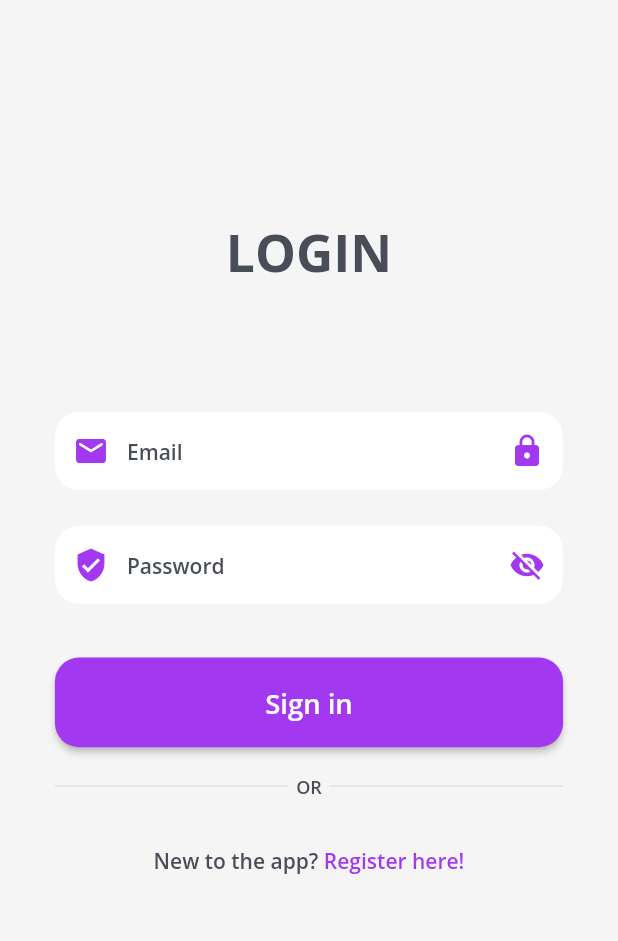
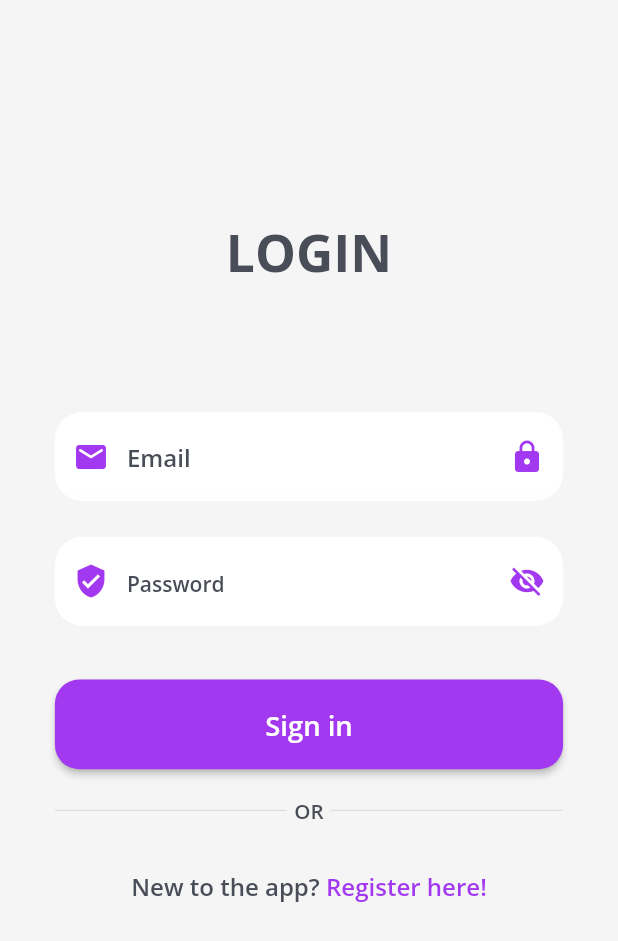
Before and after one commit to nishchalsangai/speech_to_text_flutter_app, a Flutter app: the screen it shows after launch, on a phone screen of 412 x 824 dp. Shown: the top 941 px of the screen. Run offline on Flutter 3.47's test engine with Material 2 defaults, Android fonts, the phone set to English and light mode, and no system bars; our stand-ins replace avatar_glow, flutter_screenutil, flutter_secure_storage, google_fonts, hive, speech_to_text; accounts and stored records are empty; statements that could not run were skipped.

Commit message:
Minor issues solved

```diff
--- a/lib/screens/LoginScreen.dart
+++ b/lib/screens/LoginScreen.dart
@@ -86,14 +86,14 @@ class LogInScreen extends StatelessWidget with ValidateMixin {
                               Text(
                                 "New to the app? ",
                                 style: GoogleFonts.openSans(
-                                    fontSize: 14,
+                                    fontSize: 14.sp,
                                     color: AppColor.headingColor,
                                     fontWeight: FontWeight.w600),
                               ),
                               Text(
                                 "Register here!",
                                 style: GoogleFonts.openSans(
-                                    fontSize: 14,
+                                    fontSize: 14.sp,
                                     color: AppColor.primaryColor,
                                     fontWeight: FontWeight.w600),
                               )
@@ -118,7 +118,7 @@ class LogInScreen extends StatelessWidget with ValidateMixin {
           child: Text(
             "OR",
             style: GoogleFonts.openSans(
-                fontSize: 12, color: AppColor.headingColor, fontWeight: FontWeight.w600),
+                fontSize: 12.sp, color: AppColor.headingColor, fontWeight: FontWeight.w600),
           ),
         ),
         const Expanded(child: Divider()),
@@ -130,14 +130,14 @@ class LogInScreen extends StatelessWidget with ValidateMixin {
     return Consumer<AuthManager>(builder: (context, authManager, child) {
       return Container(
         decoration: BoxDecoration(
-          borderRadius: const BorderRadius.all(
-            Radius.circular(16),
+          borderRadius: BorderRadius.all(
+            Radius.circular(16.r),
           ),
           boxShadow: [
             BoxShadow(
               color: Colors.grey.shade100,
-              blurRadius: 20,
-              spreadRadius: 10,
+              blurRadius: 20.r,
+              spreadRadius: 10.r,
             ),
           ],
         ),
@@ -146,13 +146,13 @@ class LogInScreen extends StatelessWidget with ValidateMixin {
           controller: authManager.password,
           obscureText: authManager.isPasswordVisible,
           style: GoogleFonts.openSans(
-              fontSize: 16, color: AppColor.headingColor, fontWeight: FontWeight.w600),
+              fontSize: 16.sp, color: AppColor.headingColor, fontWeight: FontWeight.w600),
           decoration: InputDecoration(
             focusColor: AppColor.primaryColor,
             filled: true,
             fillColor: Colors.white,
             border: OutlineInputBorder(
-                borderRadius: BorderRadius.circular(16), borderSide: BorderSide.none),
+                borderRadius: BorderRadius.circular(16.r), borderSide: BorderSide.none),
             hintStyle: GoogleFonts.openSans(
                 fontSize: 14, color: AppColor.headingColor, fontWeight: FontWeight.w600),
             prefixIcon: const Icon(
@@ -161,8 +161,8 @@ class LogInScreen extends StatelessWidget with ValidateMixin {
             ),
             floatingLabelBehavior: FloatingLabelBehavior.always,
             hintMaxLines: 1,
-            contentPadding: const EdgeInsets.symmetric(horizontal: 25, vertical: 15),
-            errorStyle: const TextStyle(fontSize: 16.0),
+            contentPadding: EdgeInsets.symmetric(horizontal: 25.r, vertical: 15.r),
+            errorStyle: TextStyle(fontSize: 12.0.sp),
             suffixIcon: IconButton(
               color: AppColor.primaryColor,
               icon: authManager.isPasswordVisible
@@ -181,14 +181,14 @@ class LogInScreen extends StatelessWidget with ValidateMixin {
     return Consumer<AuthManager>(builder: (context, authManager, child) {
       return Container(
         decoration: BoxDecoration(
-          borderRadius: const BorderRadius.all(
-            Radius.circular(16),
+          borderRadius: BorderRadius.all(
+            Radius.circular(16.r),
           ),
           boxShadow: [
             BoxShadow(
               color: Colors.grey.shade100,
-              blurRadius: 20,
-              spreadRadius: 10,
+              blurRadius: 20.r,
+              spreadRadius: 10.r,
             ),
           ],
         ),
@@ -197,15 +197,15 @@ class LogInScreen extends StatelessWidget with ValidateMixin {
           controller: authManager.email,
           // validator: emailValidator,
           style: GoogleFonts.openSans(
-              fontSize: 16, color: AppColor.headingColor, fontWeight: FontWeight.w600),
+              fontSize: 16.sp, color: AppColor.headingColor, fontWeight: FontWeight.w600),
           decoration: InputDecoration(
             filled: true,
             hintText: 'Email',
             fillColor: Colors.white,
             border: OutlineInputBorder(
-                borderRadius: BorderRadius.circular(16), borderSide: BorderSide.none),
+                borderRadius: BorderRadius.circular(16.r), borderSide: BorderSide.none),
             hintStyle: GoogleFonts.openSans(
-                fontSize: 14, color: AppColor.headingColor, fontWeight: FontWeight.w600),
+                fontSize: 14.sp, color: AppColor.headingColor, fontWeight: FontWeight.w600),
             prefixIcon: const Icon(
               Icons.email_rounded,
               color: AppColor.primaryColor,
@@ -216,8 +216,8 @@ class LogInScreen extends StatelessWidget with ValidateMixin {
             ),
             floatingLabelBehavior: FloatingLabelBehavior.always,
             hintMaxLines: 1,
-            contentPadding: const EdgeInsets.symmetric(horizontal: 25, vertical: 15),
-            errorStyle: const TextStyle(fontSize: 16.0),
+            contentPadding: EdgeInsets.symmetric(horizontal: 25.r, vertical: 15.r),
+            errorStyle: TextStyle(fontSize: 12.0.sp),
           ),
         ),
       );
```
Also changed, not shown: lib/managers/ChatManager.dart (+48 -14 lines), lib/managers/DashboardManager.dart (+17 -6 lines), lib/screens/ChatScreen.dart (+51 -47 lines), lib/screens/HomeScreen.dart (+21 -34 lines), lib/screens/RegisterScreen.dart (+4 -5 lines).
